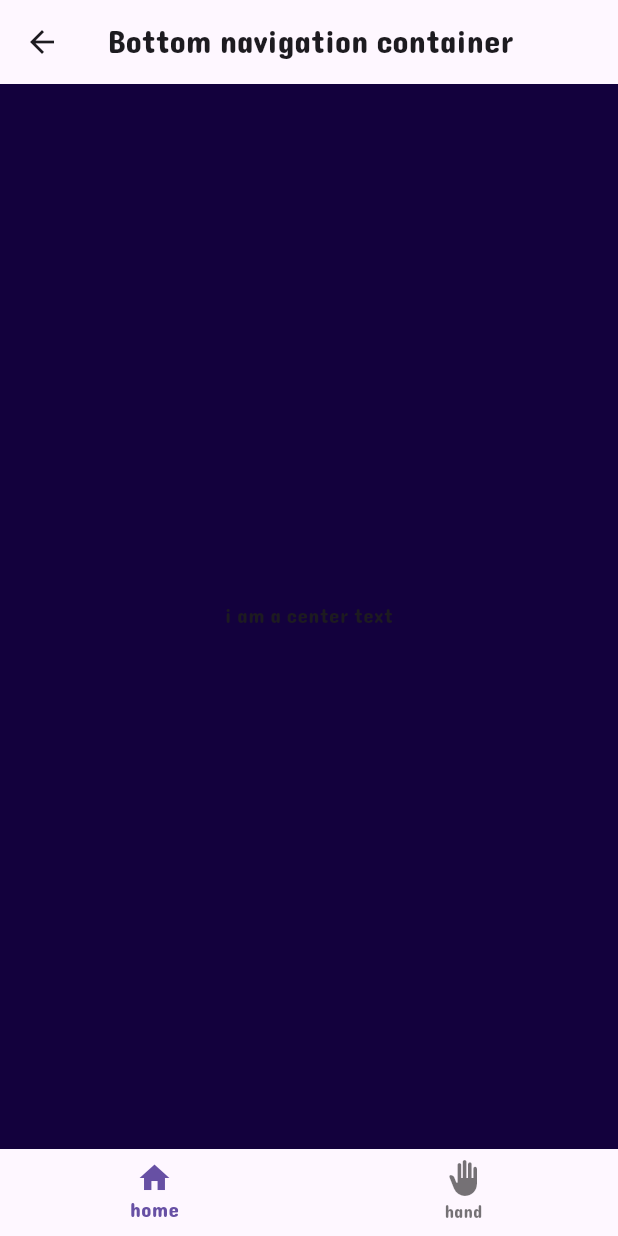
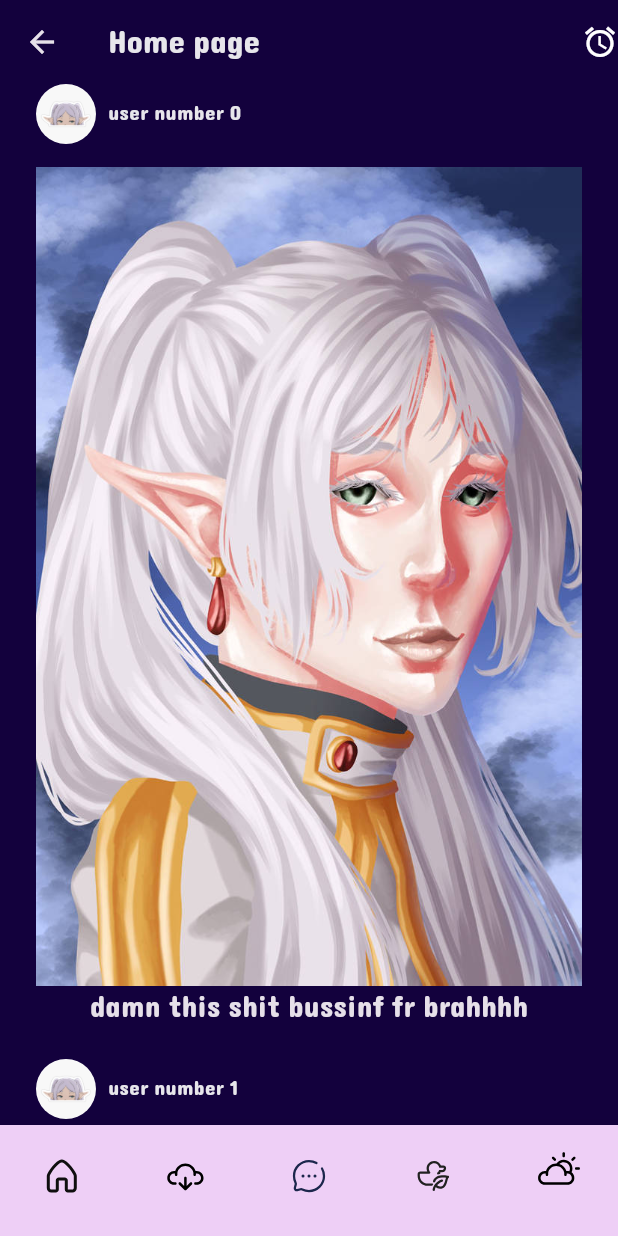
Before and after one commit to nogamenolife12/Flutter-Pages, a Flutter app: the MainPage screen opened by its route, on a phone screen of 412 x 824 dp. Run offline on Flutter 3.47's test engine with Material 3 defaults, Android fonts, the phone set to English and light mode, and no system bars; our stand-ins replace flutter_svg.

Commit message:
updated listview , added usernames number-wise , added some styling using listviewseparated

```diff
--- a/lib/Pages/homepage.dart
+++ b/lib/Pages/homepage.dart
@@ -1,11 +1,13 @@
 import 'package:flutter/material.dart';
+import 'package:flutter_practice_application/app%20styles/Postitem.dart';
 import 'package:flutter_practice_application/app%20styles/app_style.dart';
 
 class HomePage extends StatelessWidget{
-  const HomePage ({super.key});
-
+  HomePage ({super.key});
+  List<String> users = [];
 @override
   Widget build(BuildContext context){
+    userfromserver();
     return Scaffold(
 
       appBar: AppBar(
@@ -20,32 +22,20 @@ class HomePage extends StatelessWidget{
           ,)
         ],
       ),
-      body: ListView(
-        children: userfromserver(),
-      ),
+      body: ListView.separated(itemBuilder: (context,index){
+       return PostItem(user: users[index],);
+      }, separatorBuilder: (BuildContext context, int index) {
+        return SizedBox(
+          height: 20,
+        );
+       }, itemCount: users.length,)
     );
+  }
+  userfromserver(){
+  for(var i = 0;i<50;i++){
+    users.add('user number $i');
   }
 }
 
-Widget _userItem (){
-  return Row(
-              children: [
-                Image.asset('assets/temp/userimg.webp',
-                width: 40,
-                height: 40,),
-                SizedBox(width: 8,),
-                Text("Frieren",style: TextStyle(
-              color: AppStyle.font
-            ),)
-              ],
-            );
 
 }
-
-List<Widget> userfromserver(){
-  List<Widget> users = [];
-  for(var i = 0;i<50;i++){
-    users.add(_userItem());
-  }
-  return users;
-}
--- a/lib/Pages/mainpage.dart
+++ b/lib/Pages/mainpage.dart
@@ -1,19 +1,73 @@
 import 'package:flutter/material.dart';
+import 'package:flutter_practice_application/Pages/homepage.dart';
+import 'package:flutter_svg/svg.dart';
 
-class MainPage extends StatelessWidget{
+class MainPage extends StatefulWidget{
   const MainPage({super.key});
 
   @override
+  State<MainPage> createState() => _MainPageState();
+}
+
+class _MainPageState extends State<MainPage> {
+  int count = 0;
+  @override
   Widget build(BuildContext context){
   return Scaffold(
-    appBar: AppBar(title: Text("Bottom navigation container"),),
-    body: Center(
-      child: Text("i am a center text")
+
+    body: pages[count],
+    bottomNavigationBar: BottomNavigationBar(
+      backgroundColor: const Color.fromARGB(255, 238, 207, 246),
+      items: [
+      BottomNavigationBarItem(icon: SvgPicture.asset('assets/svg/home.svg'),label: "home"),
+      BottomNavigationBarItem(icon: SvgPicture.asset('assets/svg/cloud.svg',height: 40,width: 40,),label: "cloud"),
+      BottomNavigationBarItem(icon: SvgPicture.asset('assets/svg/dots.svg'),label: "dots"),
+      BottomNavigationBarItem(icon: SvgPicture.asset('assets/svg/duck.svg'),label: "duck"),
+      BottomNavigationBarItem(icon: SvgPicture.asset('assets/svg/weather.svg',height: 40,width: 40,),label: "weather",),
+
+
+    ],
+    showSelectedLabels: false,
+    showUnselectedLabels: false,
+    currentIndex: count,
+    onTap: (index){
+     setState(() {
+       count = index;
+       print(index);
+     });
+    },
+  type: BottomNavigationBarType.fixed,
     ),
-    bottomNavigationBar: BottomNavigationBar(items: [
-      BottomNavigationBarItem(icon: Icon(Icons.home),label: "home"),
-      BottomNavigationBarItem(icon: Icon(Icons.back_hand),label: "hand"),
-    ]),
+
   );
   }
+
+final pages = [
+HomePage(),
+Center(
+  child: Text("CLOUDS",style: TextStyle(
+    color: Colors.white,
+    fontSize: 30
+  ))
+),
+Center(
+  child: Text("DOTS",style: TextStyle(
+    color: Colors.white,
+    fontSize: 30
+  ))
+),
+Center(
+  child: Text("DUCK",style: TextStyle(
+    color: Colors.white,
+    fontSize: 30
+  ))
+),
+Center(
+  child: Text("WEATHERRR",style: TextStyle(
+    color: Colors.white,
+    fontSize: 30
+  ))
+),
+];
+
 }
--- /dev/null
+++ b/lib/app styles/Postitem.dart
@@ -0,0 +1,41 @@
+import 'package:flutter/cupertino.dart';
+import 'package:flutter_practice_application/app%20styles/app_style.dart';
+
+class PostItem extends StatelessWidget{
+  final String user;
+  const PostItem ({super.key,required this.user});
+
+  @override
+  Widget build(BuildContext context) {
+    return Padding(
+      padding: EdgeInsets.symmetric(horizontal: 24),
+      child: Column(
+        children: [
+          Row(
+                    children: [
+                      ClipOval(
+                        child: Image.asset('assets/temp/frieren.jpg',
+                        width: 40,
+                        height: 40,
+                        fit: BoxFit.cover,
+                        ),
+                      ),
+                      SizedBox(width: 8,),
+                      Text(user,style: TextStyle(
+                    color: AppStyle.font
+                  ),)
+                    ],
+                  ),
+                   SizedBox(height: 15),
+          Image.asset('assets/temp/fanart.jpg',),
+
+          Text("damn this shit bussinf fr brahhhh",style: TextStyle(
+          fontSize: 20,
+          ))
+        ],
+
+      ),
+    );
+
+  }
+}
--- a/lib/main.dart
+++ b/lib/main.dart
@@ -17,7 +17,9 @@ class MyApp extends StatelessWidget{
     theme: ThemeData(
       fontFamily:'Dangrek',
       scaffoldBackgroundColor: AppStyle.background,
+      brightness: Brightness.dark
     ),
+
    initialRoute: '/',
    routes: {
     '/' : (context) => LoginPage(),
--- a/pubspec.yaml
+++ b/pubspec.yaml
@@ -30,6 +30,7 @@ environment:
 dependencies:
   flutter:
     sdk: flutter
+  flutter_svg: ^2.0.17
 
   # The following adds the Cupertino Icons font to your application.
   # Use with the CupertinoIcons class for iOS style icons.
@@ -61,6 +62,7 @@ flutter:
   assets:
     - assets/images/
     - assets/temp/
+    - assets/svg/
   # - images/a_dot_ham.jpeg
 
   # An image asset can refer to one or more resolution-specific "variants", see
```
Also changed, not shown: assets/svg/cloud.svg (added), assets/svg/dots.svg (added), assets/svg/duck.svg (added), assets/svg/home.svg (added), assets/svg/weather.svg (added), assets/temp/fanart.jpg (added), assets/temp/frieren.jpg (added), pubspec.lock.
